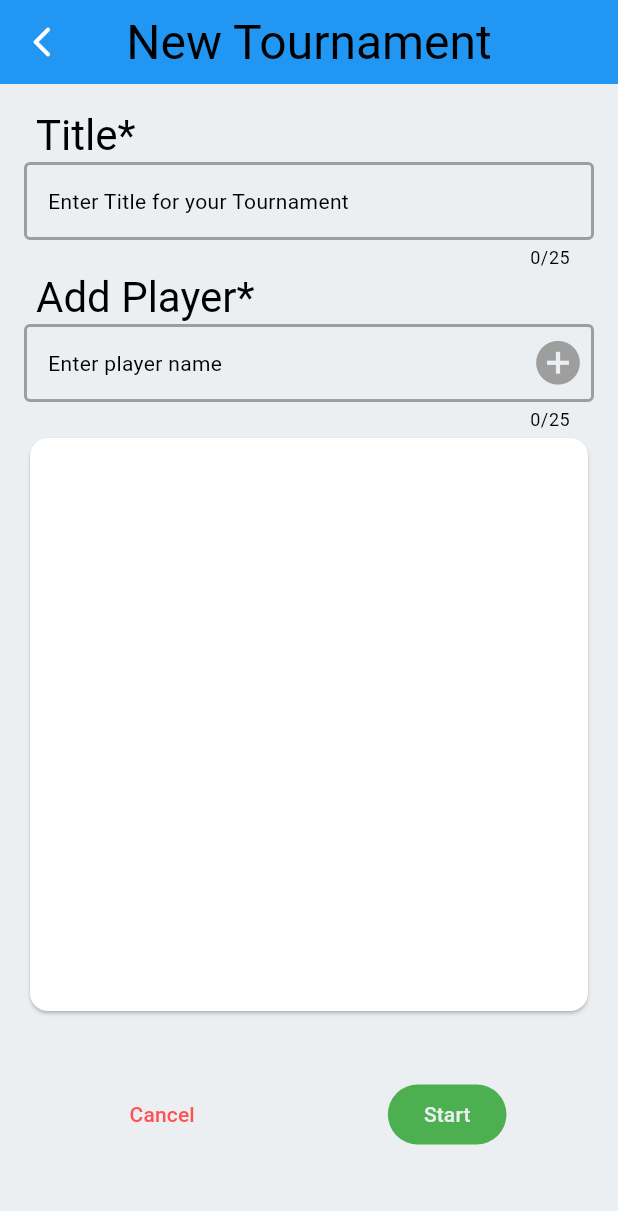
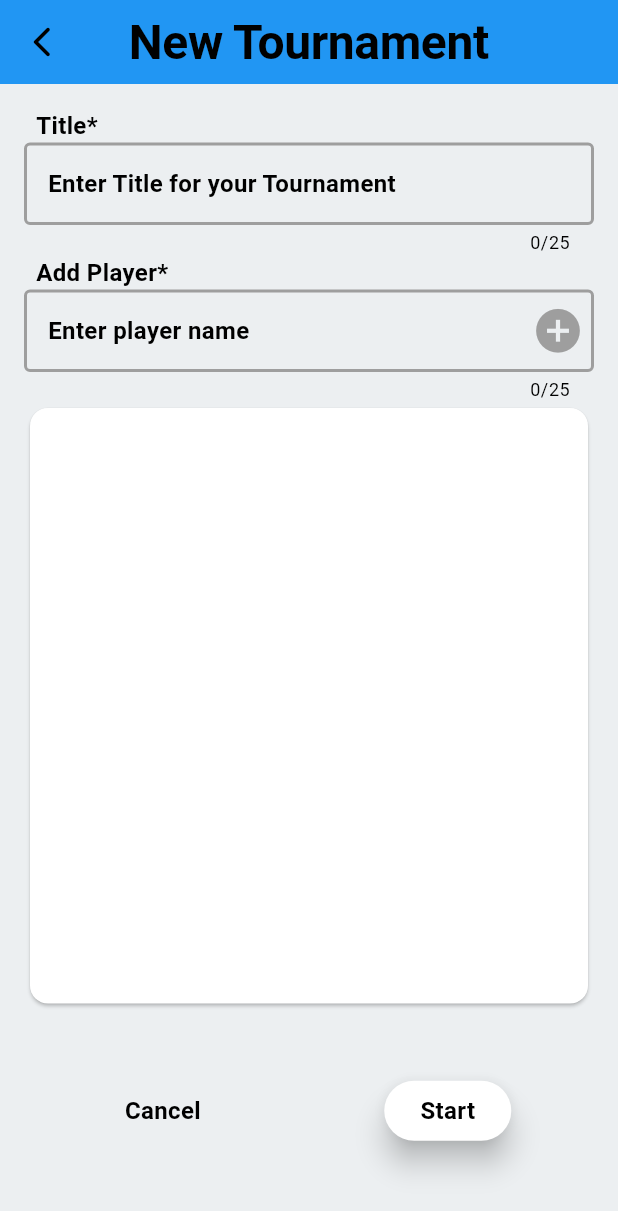
Before and after one commit to Mozgo-kontrol/uno_hero, a Flutter app: the TournamentCreationPage screen opened by its route, on a phone screen of 412 x 824 dp. Shown: the top 1211 px of the screen. Run offline on Flutter 3.47's test engine with Material 3 defaults, Android fonts, the phone set to English and light mode, and no system bars; our stand-ins replace bloc, flutter_bloc, flutter_svg, get_it, hive, hive_flutter and 1 more; missing offline and left inert: dart:ffi, wheel_spinner; accounts and stored records are empty; project files that could hold a hidden picture were left out.

Commit message:
Ticket: font added family

```diff
--- a/lib/presantation/create_tournament_page/widgets/add_player_card_widget.dart
+++ b/lib/presantation/create_tournament_page/widgets/add_player_card_widget.dart
@@ -27,7 +27,7 @@ class AddPlayerCardWidget extends StatelessWidget {
         child: SizedBox(
           height: 50,
           child: Center( // Center the text horizontally
-            child: Text(name, style: themeData.textTheme.headlineMedium,),
+            child: Text(name, style: themeData.textTheme.bodyLarge,),
           ),
         ),
       ),
--- a/lib/presantation/create_tournament_page/widgets/tournament_create_page.dart
+++ b/lib/presantation/create_tournament_page/widgets/tournament_create_page.dart
@@ -32,8 +32,6 @@ class TournamentCreationPage extends StatelessWidget {
     final themeData = Theme.of(context);
     final titleController = TextEditingController();
     final playerNameController = TextEditingController();
-    bool isTitleEmpty = false;
-
 
     // 2. Extract the BlocProvider to a separate variable for better readability.
     final createTournamentBloc = BlocProvider.of<CreateTournamentBloc>(context);
@@ -56,11 +54,10 @@ class TournamentCreationPage extends StatelessWidget {
               resizeToAvoidBottomInset: true,
               appBar: AppBar(
                 title: Text("New Tournament",
-                    style: themeData.textTheme.headlineLarge),
+                    style: themeData.textTheme.displayLarge),
                 centerTitle: true,
                 leading: IconButton(
-                  icon: Icon(Icons.arrow_back_ios_new_rounded,
-                      color: themeData.appBarTheme.foregroundColor),
+                  icon: const Icon(Icons.arrow_back_ios_new_rounded),
                   onPressed: () => Navigator.pop(context, (){
                     context.read<TournamentBloc>().add(RefreshTournamentsEvent());
                   })
@@ -101,7 +98,7 @@ class TournamentCreationPage extends StatelessWidget {
       children: [
         Padding(
           padding: const EdgeInsets.only(left: 8),
-          child: Text("Title*", style: themeData.textTheme.headlineMedium),
+          child: Text("Title*", style: themeData.textTheme.bodyMedium),
         ),
         SizedBox(
           width: size.width,
@@ -147,7 +144,7 @@ class TournamentCreationPage extends StatelessWidget {
       children: [
         Padding(
           padding: const EdgeInsets.only(left: 8),
-          child: Text("Add Player*", style: themeData.textTheme.headlineMedium),
+          child: Text("Add Player*", style: themeData.textTheme.bodyMedium),
         ),
         SizedBox(
           width: size.width,
@@ -231,6 +228,7 @@ class TournamentCreationPage extends StatelessWidget {
   }
   Widget _buildActionButtons(BuildContext context, CreateTournamentData state,
   Function(CreateTournamentEvent) sendNewEvent) {
+    final themeData = Theme.of(context);
     return Expanded(
       flex: 1,
       child: Row(
@@ -240,12 +238,12 @@ class TournamentCreationPage extends StatelessWidget {
           TextButton(
             onPressed: () => Navigator.of(context).pop(), // Handle cancel (e.g., pop the screen)
             style: TextButton.styleFrom(foregroundColor: Colors.redAccent),
-            child: const Text("Cancel"),
+            child: Text("Cancel", style: themeData.textTheme.bodyMedium,),
           ),
           ElevatedButton(
             style: ElevatedButton.styleFrom(
-              backgroundColor: Colors.green,
-              elevation: 0,
+              backgroundColor: themeData.buttonTheme.colorScheme?.background,
+              elevation: 8,
             ),
             onPressed: () {
               // Handle start tournament (e.g., navigate to the next screen)
@@ -259,7 +257,7 @@ class TournamentCreationPage extends StatelessWidget {
               }
             },
 
-            child: const Text("Start"),
+            child: Text("Start", style: themeData.textTheme.bodyMedium,),
           ),
         ],
       ),
--- a/lib/theme.dart
+++ b/lib/theme.dart
@@ -1,5 +1,3 @@
-
-
 import 'package:flutter/material.dart';
 
 class AppTheme {
@@ -17,59 +15,116 @@ class AppTheme {
   static const Color _darkTextColorPrimary = Colors.white;
   static final Color _appbarColorDark = Colors.blueGrey.shade800;
 
-  static const Color _iconColor = Colors.white;
+  static const Color _lightIconColor = _lightTextColorPrimary;
+  static const Color _darkIconColor = _darkTextColorPrimary;
 
   static const Color _accentColorDark = Color.fromRGBO(74, 217, 217, 1);
 
-  static const TextStyle _lightHeadingText = TextStyle(
+  static const TextStyle _lightHeadingTextStyle = TextStyle(
       color: _lightTextColorPrimary,
-      fontFamily:"Rubik",
-      fontSize: 20,
+      fontFamily: 'Roboto',
+      fontSize: 32,
+      fontStyle: FontStyle.normal,
       fontWeight: FontWeight.bold);
 
-  static const TextStyle _lightBodyText = TextStyle(
+  static const TextStyle _lightBodyTextStyle = TextStyle(
       color: _lightTextColorPrimary,
-      fontFamily: "Rubik",
-      fontStyle: FontStyle.italic,
+      fontFamily: 'Roboto',
+      fontStyle: FontStyle.normal,
       fontWeight: FontWeight.bold,
-      fontSize: 20);
+      fontSize: 24);
 
+  static const TextStyle _lightBodyMediumTextStyle = TextStyle(
+      color: _lightTextColorPrimary,
+      fontFamily: 'Roboto',
+      fontStyle: FontStyle.normal,
+      fontWeight: FontWeight.bold,
+      fontSize: 16);
+
+//Button text style
+  static const TextStyle _lightButtonMediumStyle = TextStyle(
+      color: _lightTextColorPrimary,
+      fontFamily: 'Roboto',
+      fontStyle: FontStyle.normal,
+      fontWeight: FontWeight.bold,
+      fontSize: 16);
+
+  static final TextStyle _darkButtonMediumStyle =
+  _lightButtonMediumStyle.copyWith(color: Colors.blue);
+
+//Button text style
+  static final TextStyle _darkThemeHeadingTextStyle =
+  _lightHeadingTextStyle.copyWith(color: _darkTextColorPrimary);
+
+  static final TextStyle _darkThemeBodyTextStyle =
+  _lightBodyTextStyle.copyWith(color: _darkTextColorPrimary);
+
+  static final TextStyle _darkThemeBodyMediumTextStyle =
+  _lightBodyMediumTextStyle.copyWith(color: _darkTextColorPrimary);
 
   static const TextTheme _lightTextTheme = TextTheme(
-    displayLarge: _lightHeadingText,
-    bodyLarge: _lightBodyText,
-
+    displayLarge: _lightHeadingTextStyle,
+    bodyLarge: _lightBodyTextStyle,
+    bodyMedium: _lightBodyMediumTextStyle,
+    labelMedium: _lightButtonMediumStyle, //Button text style
   );
-
-  static final TextStyle _darkThemeHeadingTextStyle =
-  _lightHeadingText.copyWith(color: _darkTextColorPrimary);
-
-  static final TextStyle _darkThemeBodyeTextStyle =
-  _lightBodyText.copyWith(color: _darkTextColorPrimary);
 
   static final TextTheme _darkTextTheme = TextTheme(
     displayLarge: _darkThemeHeadingTextStyle,
-    bodyLarge: _darkThemeBodyeTextStyle,
+    bodyLarge: _darkThemeBodyTextStyle,
+    bodyMedium: _darkThemeBodyMediumTextStyle,
+    labelMedium: _darkButtonMediumStyle,
+  );
+
+  static final ButtonThemeData _buttonTheme = ButtonThemeData(
+    // Shape of the button
+    shape: RoundedRectangleBorder(
+      borderRadius: BorderRadius.circular(10.0),
+    ),
+
+    // Button padding
+    padding: const EdgeInsets.symmetric(vertical: 12.0, horizontal: 20.0),
+
+    // Button's background color
+    buttonColor: Colors.blue,
+
+    // Disabled button's background color
+    disabledColor: Colors.grey,
+
+    // Button's text color
+    textTheme: ButtonTextTheme.primary, // Use predefined text theme for primary buttons
+
+    // Button's elevation
+    height: 48.0,
+
+    // Minimum button size
+    minWidth: 160.0,
+
+    // Material Tap Target size
+    materialTapTargetSize: MaterialTapTargetSize.padded,
   );
 
   static final ThemeData lightTheme = ThemeData(
     scaffoldBackgroundColor: _lightPrimaryColor,
     appBarTheme: const AppBarTheme(
         color: _appbarColorLight,
-          iconTheme: IconThemeData(color: _iconColor)),
+        iconTheme: IconThemeData(color: _lightIconColor)),
     bottomAppBarTheme: const BottomAppBarTheme(color: _appbarColorLight),
     colorScheme: ColorScheme.light(
         primary: _lightPrimaryColor,
         onPrimary: _lightOnPrimaryColor,
         secondary: _accentColorDark,
         primaryContainer: _lightPrimaryVariantColor),
-      textTheme: _lightTextTheme);
+    textTheme: _lightTextTheme,
+    buttonTheme: _buttonTheme,
+  );
+
 
   static final ThemeData darkTheme = ThemeData(
     scaffoldBackgroundColor: _darkPrimaryColor,
     appBarTheme: AppBarTheme(
         color: _appbarColorDark,
-          iconTheme: const IconThemeData(color: _iconColor)),
+        iconTheme: const IconThemeData(color: _darkIconColor)),
     bottomAppBarTheme: BottomAppBarTheme(color: _appbarColorDark),
     colorScheme: ColorScheme.dark(
       primary: _darkPrimaryColor,
@@ -77,5 +132,7 @@ class AppTheme {
       onPrimary: _darkOnPrimaryColor,
       primaryContainer: _darkPrimaryVariantColor,
     ),
-      textTheme: _darkTextTheme);
+    textTheme: _darkTextTheme,
+    buttonTheme: _buttonTheme,
+  );
 }
--- a/pubspec.yaml
+++ b/pubspec.yaml
@@ -43,6 +43,7 @@ dependencies:
   keyboard_actions: ^4.2.0
   wheel_spinner: ^0.7.3
   flutter_svg: ^1.1.6 # icons
+  google_fonts: ^2.1.0 #font family
 dev_dependencies:
   flutter_test:
     sdk: flutter
```
Also changed, not shown: lib/application/common_widgets/pop_up_dialog.dart (+4 -4 lines), lib/presantation/manage_scopes_page/manage_scores_page_dialog.dart (+6 -11 lines), lib/presantation/manage_scopes_page/widget/edit_players_score_stepper_widget.dart (+8 -5 lines), lib/presantation/scopes_page/widgets/scopes_board_item.dart (+12 -31 lines), lib/presantation/scopes_page/widgets/scores_page.dart (+5 -4 lines), lib/presantation/tournament_page/widgets/tournament_card_widget.dart (+9 -12 lines), lib/presantation/tournament_page/widgets/tournament_page.dart (+48 -42 lines), pubspec.lock. Lines whose indentation alone changed are shown as unchanged.
